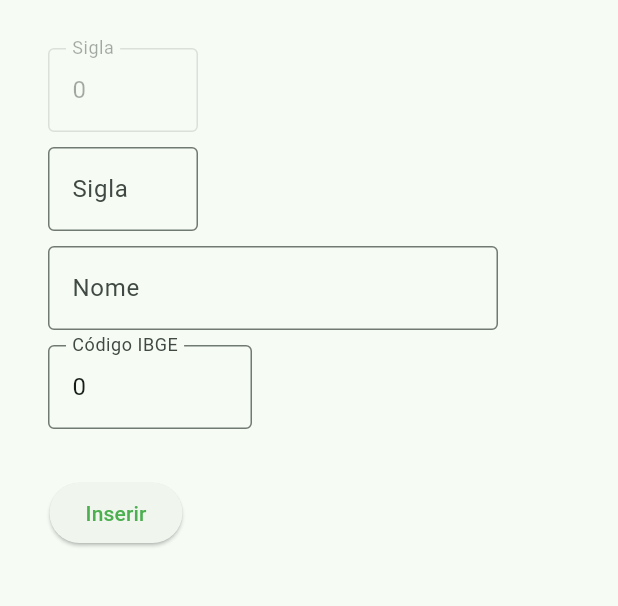
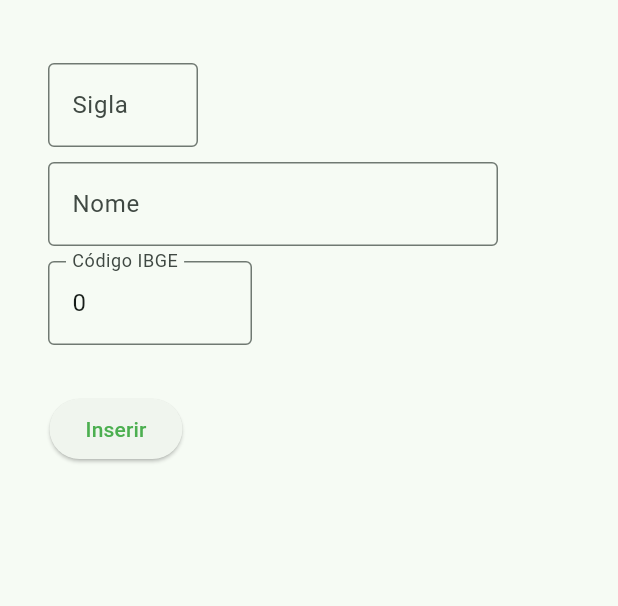
Before and after one commit to GLR21/autom_V3, a Flutter app: the EstadoView screen opened directly, on a phone screen of 412 x 824 dp, the part 84-690 px from its top. Run offline on Flutter 3.47's test engine with Material 2 defaults, Android fonts, the phone set to English and light mode, and no system bars; our stand-ins replace flutter_dotenv; missing offline and left inert: postgres.

Commit message:
Melhorias no CRUD de Estado

```diff
--- a/lib/view/estado/estado_view.dart
+++ b/lib/view/estado/estado_view.dart
@@ -28,7 +28,10 @@ class _EstadoView extends State<EstadoView>
 
     Widget buildFieldId(String? value)
     {
-        return SizedBox
+        return Visibility
+        (
+            visible: int.parse(value!) != 0 ? true : false,
+            child: SizedBox
             (
                 width: 100,
                 child: TextFormField
@@ -37,14 +40,14 @@ class _EstadoView extends State<EstadoView>
                     enabled: false,
                     decoration: const InputDecoration
                     (
-                    label: Text('Sigla'),
+                        label: Text('Código'),
                         border: OutlineInputBorder()
                     ),
                     validator: (String? value)
                     {
                         if(value!.isEmpty)
                         {
-                        return '"Sigla" é obrigatório';
+                            return '"Código" é obrigatório';
                         }
                         return null;
                     },
@@ -53,6 +56,7 @@ class _EstadoView extends State<EstadoView>
                         sigla = newValue;
                     },
                 ),
+            )
         );
     }
 
@@ -261,11 +265,9 @@ class _EstadoView extends State<EstadoView>
 
                                                                         if(!isEdit)
                                                                         {
+                                                                            /* Inserir */
                                                                             formKey.currentState!.save();
 
-                                                                            /*
-                                                                            * Inserir
-                                                                            */
                                                                             Estado estado = Estado(nome!, sigla!, int.parse(codIbge!));
                                                                             EstadoController().insert(estado);
 
@@ -284,10 +286,11 @@ class _EstadoView extends State<EstadoView>
                                                                                 )
                                                                             );
                                                                         }
+                                                                        else
+                                                                        {
+                                                                            /* Atualizar  */
+                                                                            formKey.currentState!.save();
 
-                                                                        /*
-                                                                         * Atualizar
-                                                                         */
                                                                             Estado estado = Estado(nome!, sigla!, int.parse(codIbge!));
                                                                             EstadoController().insert(estado);
 
@@ -310,6 +313,7 @@ class _EstadoView extends State<EstadoView>
                                                                             * limpar
                                                                             */
                                                                             formKey.currentState!.reset();
+                                                                        }
                                                                     },
                                                                 ),
                                                             ],
```
Also changed, not shown: lib/view/estado/estado_list_view.dart (+47 -5 lines). Lines whose indentation alone changed are shown as unchanged.
